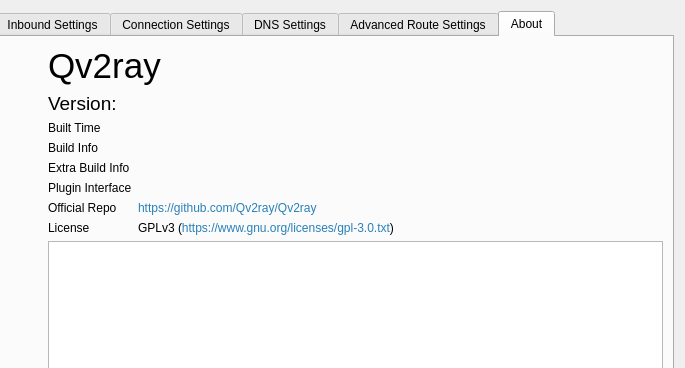
Qt form src/ui/widgets/windows/w_PreferencesWindow.ui (Qv2ray/Qv2ray) before a commit; both pictures show x 236 to 921 and y 0 to 368 of the 921 by 699 pixel window.
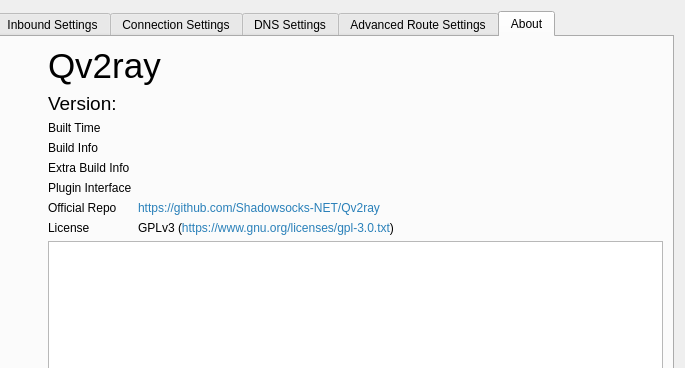
The same form after that commit. The open tabs and pages were chosen to show the change. Icons and pictures are not drawn.

Commit message: 👗 Qv2ray/Qv2ray ->Shadowsocks-NET/Qv2ray (#7)

Patch:
```diff
--- a/src/ui/widgets/windows/w_PreferencesWindow.ui
+++ b/src/ui/widgets/windows/w_PreferencesWindow.ui
@@ -2124,7 +2124,7 @@
               </sizepolicy>
              </property>
              <property name="text">
-              <string notr="true">&lt;html&gt;&lt;head/&gt;&lt;body&gt;&lt;p&gt;&lt;a style=&quot; text-decoration: none; color:#2980b9;&quot; href=&quot;https://github.com/Qv2ray/Qv2ray&quot;&gt;https://github.com/Qv2ray/Qv2ray&lt;/a&gt;&lt;/p&gt;&lt;/body&gt;&lt;/html&gt;</string>
+              <string notr="true">&lt;html&gt;&lt;head/&gt;&lt;body&gt;&lt;p&gt;&lt;a style=&quot; text-decoration: none; color:#2980b9;&quot; href=&quot;https://github.com/Shadowsocks-NET/Qv2ray&quot;&gt;https://github.com/Shadowsocks-NET/Qv2ray&lt;/a&gt;&lt;/p&gt;&lt;/body&gt;&lt;/html&gt;</string>
              </property>
              <property name="textFormat">
               <enum>Qt::RichText</enum>
```
